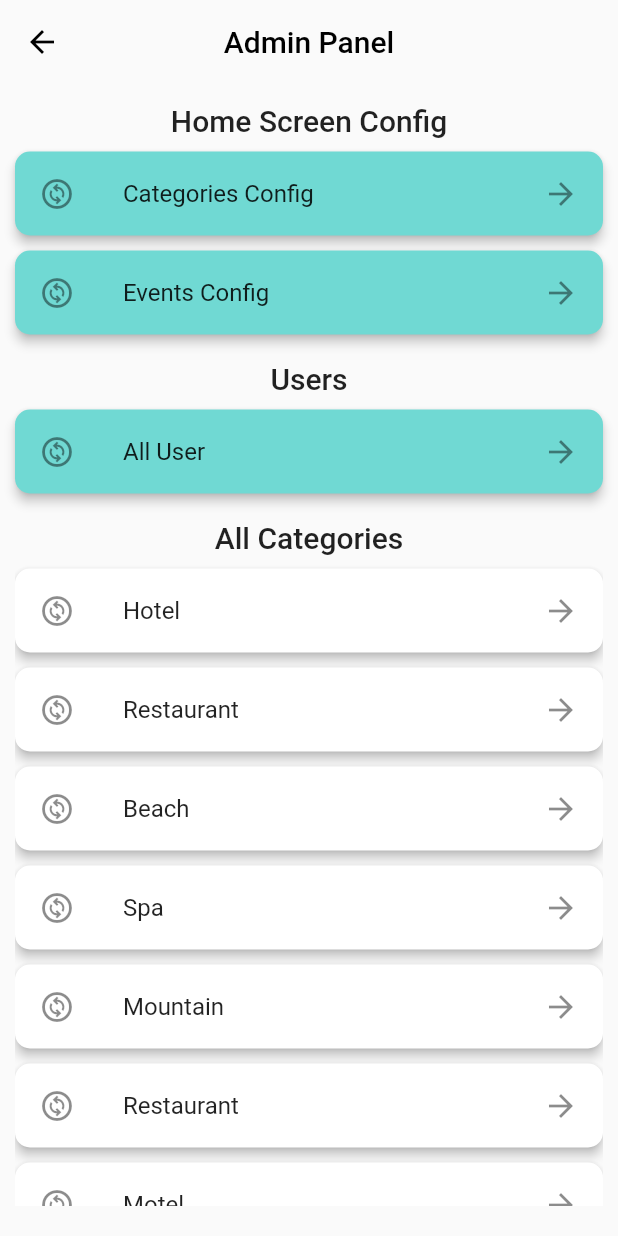
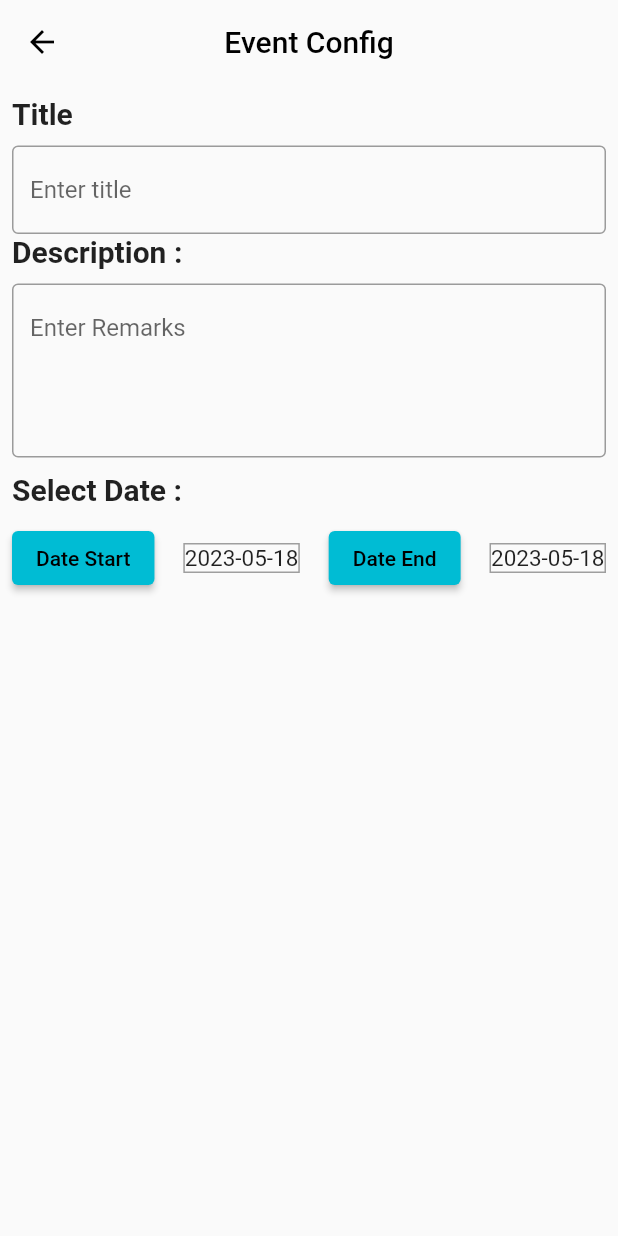
Before and after one commit to chemsou00/Batna_Traveler, a Flutter app: the AdminPanel screen opened by its route, after a tap on "Events Config", on a phone screen of 412 x 824 dp. Run offline on Flutter 3.47's test engine with Material 2 defaults, Android fonts, the phone set to English and light mode, and no system bars; our stand-ins replace dartz, get, shared_preferences; accounts and stored records are empty.

Commit message:
Add Event Config A-P

```diff
--- a/lib/config/routes/routs.dart
+++ b/lib/config/routes/routs.dart
@@ -6,6 +6,7 @@ import 'package:batna_traveler/view/screens/on_boarding.dart';
 import 'package:get/get.dart';
 
 import '../../core/middleware/my_middleware.dart';
+import '../../view/admin/event_config.dart';
 
 // Routs Class
 class AppRouts {
@@ -14,6 +15,7 @@ class AppRouts {
   static const String signInScreen = '/signInScreen';
   static const String signUpScreen = '/signUpScreen';
   static const String adminPanel = '/adminPanel';
+  static const String eventConfig = '/eventConfig';
 }
 
 List<GetPage<dynamic>>? routes = [
@@ -25,4 +27,5 @@ List<GetPage<dynamic>>? routes = [
   GetPage(name: AppRouts.signInScreen, page: () => const SignInScreen()),
   GetPage(name: AppRouts.signUpScreen, page: () => const SignUpScreen()),
   GetPage(name: AppRouts.adminPanel, page: () => const AdminPanel()),
+  GetPage(name: AppRouts.eventConfig, page: () => const EventConfig()),
 ];
--- a/lib/controller/admin/admin_panel_controller.dart
+++ b/lib/controller/admin/admin_panel_controller.dart
@@ -1,6 +1,7 @@
 
 
 
+import 'package:batna_traveler/config/routes/routs.dart';
 import 'package:batna_traveler/view/admin/show_all_data.dart';
 import 'package:get/get.dart';
 
@@ -14,6 +15,9 @@ class AdminPanelController extends GetxController{
     });
 
   }
+  gotoEventConfig(){
+    Get.toNamed(AppRouts.eventConfig);
+  }
 
 
 
--- /dev/null
+++ b/lib/controller/admin/event_config_controller.dart
@@ -0,0 +1,13 @@
+
+
+
+import 'package:get/get.dart';
+
+
+DateTime time = DateTime.now();
+
+class EventConfigController extends GetxController{
+  DateTime dateStartTime = DateTime(time.year,time.month,time.day);
+  DateTime dateEndTime = DateTime(time.year,time.month,time.day);
+
+}
--- a/lib/core/services/services.dart
+++ b/lib/core/services/services.dart
@@ -1,4 +1,5 @@
 import 'package:get/get.dart';
+import 'package:intl/date_symbol_data_local.dart';
 import 'package:shared_preferences/shared_preferences.dart';
 class MyServices extends GetxService{
   late SharedPreferences sharedPreferences ;
@@ -11,4 +12,5 @@ class MyServices extends GetxService{
 
 initialServices()async{
   await Get.putAsync(()=>MyServices().init());
+  initializeDateFormatting();
 }
--- a/lib/view/admin/admin_panel_home.dart
+++ b/lib/view/admin/admin_panel_home.dart
@@ -33,7 +33,9 @@ class AdminPanel extends StatelessWidget {
               title: "Categories Config",
             ),
             HomeScreenPanelCard(
-              onTap: () {},
+              onTap: () {
+                controller.gotoEventConfig();
+              },
               title: "Events Config",
             ),
             Text(
@@ -44,7 +46,7 @@ class AdminPanel extends StatelessWidget {
             Flexible(flex: 1,
               child: HomeScreenPanelCard(
                 onTap: () {
-                  Get.to(ShowAllData(),arguments: {
+                  Get.to(const ShowAllData(),arguments: {
                     "title" : "Users"
                   });
                 },
--- /dev/null
+++ b/lib/view/admin/event_config.dart
@@ -0,0 +1,78 @@
+import 'package:batna_traveler/config/constants/app_colors.dart';
+import 'package:batna_traveler/controller/admin/event_config_controller.dart';
+import 'package:batna_traveler/view/admin/widgets/event_date_picker.dart';
+import 'package:flutter/material.dart';
+import 'package:get/get.dart';
+
+class EventConfig extends StatelessWidget {
+  const EventConfig({Key? key}) : super(key: key);
+
+  @override
+  Widget build(BuildContext context) {
+    var controller = Get.put(EventConfigController());
+    return Scaffold(
+      appBar: AppBar(
+          elevation: 0,
+          backgroundColor: Colors.transparent,
+          centerTitle: true,
+          title: const Text("Event Config")),
+      body: Padding(
+        padding: const EdgeInsets.all(8.0),
+        child: Column(
+          crossAxisAlignment: CrossAxisAlignment.start,
+          children: [
+            const Text(
+              "Title",
+              style: TextStyle(fontSize: 20, fontWeight: FontWeight.bold),
+            ),
+            const SizedBox(
+              height: 10,
+            ),
+            const TextField(
+              // controller: textarea,
+              decoration: InputDecoration(
+                  border: OutlineInputBorder(
+                      borderSide: BorderSide(
+                          width: 2, color: AppColors.kSecandaryColor)),
+                  hintText: "Enter title",
+                  focusedBorder: OutlineInputBorder(
+                      borderSide:
+                          BorderSide(width: 1, color: Colors.redAccent))),
+            ),
+            const Text(
+              "Description :",
+              style: TextStyle(fontSize: 20, fontWeight: FontWeight.bold),
+            ),
+            const SizedBox(
+              height: 10,
+            ),
+            const TextField(
+              keyboardType: TextInputType.multiline,
+              maxLines: 4,
+              decoration: InputDecoration(
+                  border: OutlineInputBorder(
+                    borderSide:
+                        BorderSide(width: 2, color: AppColors.kSecandaryColor),
+                  ),
+                  hintText: "Enter Remarks",
+                  focusedBorder: OutlineInputBorder(
+                      borderSide:
+                          BorderSide(width: 1, color: Colors.redAccent))),
+            ),
+            const SizedBox(
+              height: 10,
+            ),
+            const Text(
+              "Select Date :",
+              style: TextStyle(fontSize: 20, fontWeight: FontWeight.bold),
+            ),
+            const SizedBox(
+              height: 10,
+            ),
+            EventDatePicker(context: context,controller: controller,),
+          ],
+        ),
+      ),
+    );
+  }
+}
--- /dev/null
+++ b/lib/view/admin/functions/date_time_picker.dart
@@ -0,0 +1,9 @@
+import 'package:flutter/material.dart';
+
+Future<DateTime?> datePick(BuildContext context) {
+  return showDatePicker(
+      context: context,
+      initialDate: DateTime.now(),
+      firstDate: DateTime(2010),
+      lastDate: DateTime(2030));
+}
--- /dev/null
+++ b/lib/view/admin/widgets/event_date_picker.dart
@@ -0,0 +1,57 @@
+import 'package:batna_traveler/controller/admin/event_config_controller.dart';
+import 'package:batna_traveler/view/admin/functions/date_time_picker.dart';
+import 'package:flutter/material.dart';
+import 'package:get/get.dart';
+import 'package:intl/intl.dart';
+
+class EventDatePicker extends StatelessWidget {
+  const EventDatePicker({
+    super.key,
+    required this.context,
+    required this.controller,
+  });
+
+  final BuildContext context;
+  final EventConfigController controller;
+
+  @override
+  Widget build(BuildContext context) {
+    return GetBuilder<EventConfigController>(builder: (logic) {
+      return Row(
+        mainAxisAlignment: MainAxisAlignment.spaceBetween,
+        children: [
+          ElevatedButton(
+              onPressed: () async {
+                controller.dateStartTime =
+                    await datePick(context) ?? controller.dateStartTime;
+                print(controller.dateStartTime);
+                controller.update();
+              },
+              child: const Text("Date Start")),
+          Container(
+            decoration: BoxDecoration(border: Border.all(color: Colors.grey)),
+            child: Text(
+              DateFormat("yyy-MM-dd").format(controller.dateStartTime),
+              style: const TextStyle(fontSize: 15),
+            ),
+          ),
+          ElevatedButton(
+              onPressed: () async {
+                controller.dateEndTime =
+                    await datePick(context) ?? controller.dateEndTime;
+                print(controller.dateEndTime);
+                controller.update();
+              },
+              child: const Text("Date End")),
+          Container(
+            decoration: BoxDecoration(border: Border.all(color: Colors.grey)),
+            child: Text(
+              DateFormat("yyy-MM-dd").format(controller.dateEndTime),
+              style: const TextStyle(fontSize: 15),
+            ),
+          ),
+        ],
+      );
+    });
+  }
+}
--- a/lib/view/admin/widgets/hotel_info_card.dart
+++ b/lib/view/admin/widgets/hotel_info_card.dart
@@ -27,7 +27,6 @@ class HotelInfoCard extends StatelessWidget {
       child: InkWell(
         onTap: () {},
         child: SizedBox(
-          height: 100,
           width: double.infinity,
           child: Padding(
             padding: const EdgeInsets.all(8.0),
--- a/lib/view/admin/widgets/restaurant_info_card.dart
+++ b/lib/view/admin/widgets/restaurant_info_card.dart
@@ -31,7 +31,6 @@ class RestaurantInfoCard extends StatelessWidget {
       child: InkWell(
         onTap: () {},
         child: SizedBox(
-          height: 100,
           width: double.infinity,
           child: Padding(
             padding: const EdgeInsets.all(8.0),
--- a/lib/view/admin/widgets/user_card.dart
+++ b/lib/view/admin/widgets/user_card.dart
@@ -19,9 +19,7 @@ class UserInfoCard extends StatelessWidget {
       margin: const EdgeInsets.all(5.0),
       elevation: 3,
       child: SizedBox(
-          height: 100,
           child: Row(
-
             children: [
               Container(
                 margin: const EdgeInsets.symmetric(horizontal: 5.0),
--- a/pubspec.yaml
+++ b/pubspec.yaml
@@ -42,6 +42,7 @@ dependencies:
   firebase_auth: ^4.5.0
   firebase_storage: ^11.1.2
   firebase_core: ^2.11.0
+  intl: ^0.18.1
 
 
 dev_dependencies:
```
Also changed, not shown: pubspec.lock.
